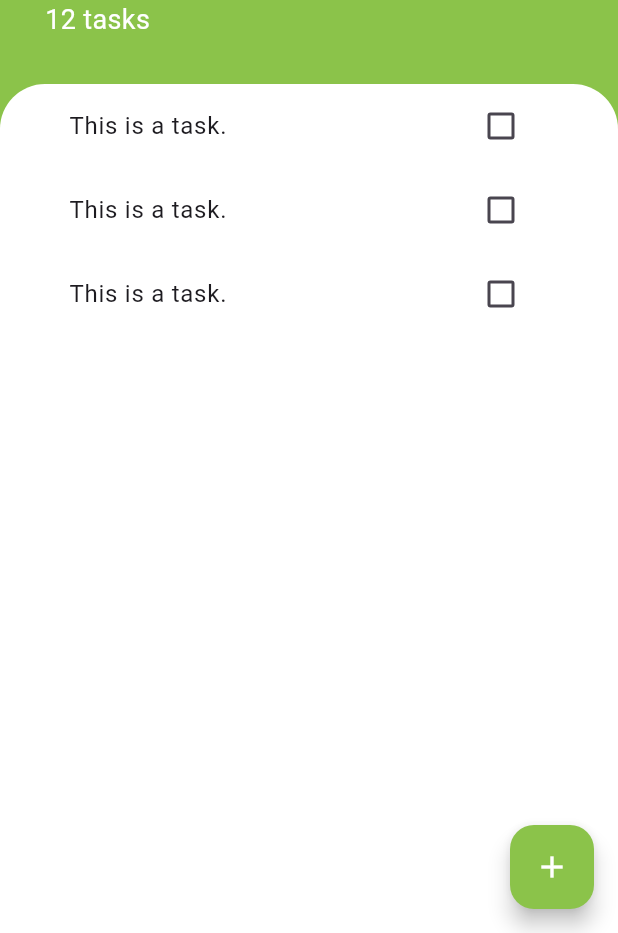
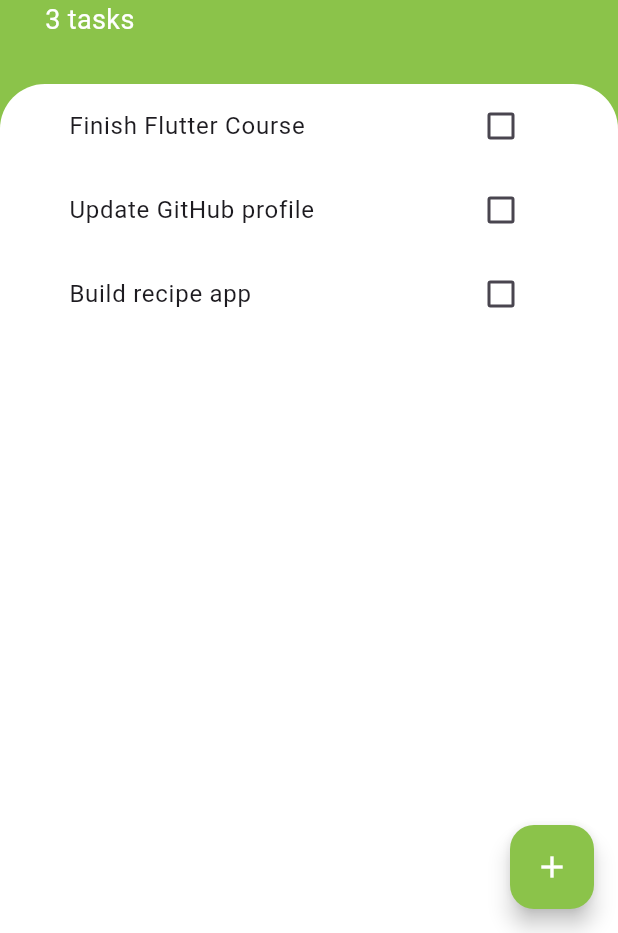
Before and after one commit to murphy-aaron/todo_flutter, a Flutter app: the screen it shows after launch, on a phone screen of 412 x 824 dp, the part 303-1236 px from its top. Run offline on Flutter 3.47's test engine with Material 3 defaults, Android fonts, the phone set to English and light mode, and no system bars.

Commit message:
Implemented new task creation

```diff
--- a/lib/components/task_tile.dart
+++ b/lib/components/task_tile.dart
@@ -1,56 +1,26 @@
 import 'package:flutter/material.dart';
 
-class TaskTile extends StatefulWidget {
+class TaskTile extends StatelessWidget {
+  const TaskTile({required this.taskTitle, this.isChecked = false, required this.checkboxCallback});
 
-  TaskTile({super.key});
-
-  @override
-  State<TaskTile> createState() => _TaskTileState();
-}
-
-class _TaskTileState extends State<TaskTile> {
-
-  bool isChecked = false;
-
-  void checkboxCallback(bool? newValue) {
-    setState(() {
-      isChecked = newValue ?? true;
-    });
-  }
+  final String taskTitle;
+  final bool isChecked;
+  final Function(bool?) checkboxCallback;
 
   @override
   Widget build(BuildContext context) {
     return ListTile(
         title: Text(
-          'This is a task.',
+          taskTitle,
           style: TextStyle(
-            decoration: isChecked ? TextDecoration.lineThrough : TextDecoration.none
+              decoration: isChecked ? TextDecoration.lineThrough : TextDecoration.none
           ),
         ),
-        trailing: TaskCheckbox(
-          checkboxState: isChecked,
-          toggleCheckboxState: (bool? newValue) {
-            setState(() {
-              isChecked = newValue ?? true;
-            });
-          }
+        trailing: Checkbox(
+            activeColor: Colors.lightGreen,
+            value: isChecked,
+            onChanged: checkboxCallback
         )
     );
   }
 }
-
-class TaskCheckbox extends StatelessWidget {
-  const TaskCheckbox({required this.checkboxState, required this.toggleCheckboxState});
-
-  final bool checkboxState;
-  final Function(bool?) toggleCheckboxState;
-
-  @override
-  Widget build(BuildContext context) {
-    return Checkbox(
-      activeColor: Colors.lightGreen,
-      value: checkboxState,
-      onChanged: toggleCheckboxState
-  );
-  }
-}
--- a/lib/components/tasks_list.dart
+++ b/lib/components/tasks_list.dart
@@ -1,17 +1,55 @@
 import 'package:flutter/material.dart';
+import '../model/task.dart';
 import 'task_tile.dart';
 
-class TasksList extends StatelessWidget {
-  const TasksList({super.key});
+class TasksList extends StatefulWidget {
+  const TasksList({required this.tasks});
+
+  final List<Task> tasks;
+
+  @override
+  State<TasksList> createState() => _TasksListState();
+}
+
+class _TasksListState extends State<TasksList> {
 
   @override
   Widget build(BuildContext context) {
-    return ListView(
-      children: [
-        TaskTile(),
-        TaskTile(),
-        TaskTile()
-      ],
+    return ListView.builder(
+      itemBuilder: (context, index) {
+        return TaskTile(
+          taskTitle: widget.tasks[index].name,
+          isChecked: widget.tasks[index].isDone,
+          checkboxCallback: (checkboxState) {
+            setState(() {
+              widget.tasks[index].toggleDone();
+            });
+          }
+        );
+      },
+      itemCount: widget.tasks.length
     );
   }
 }
+
+// class TasksList extends StatelessWidget {
+//   const TasksList({super.key});
+//
+//   @override
+//   Widget build(BuildContext context) {
+//     return ListView.builder(
+//         itemBuilder: (context, index) {
+//           return TaskTile(
+//               taskTitle: tasks[index].name,
+//               isChecked: tasks[index].isDone,
+//               checkboxCallback: (checkboxState) {
+//                 setState(() {
+//                   tasks[index].toggleDone();
+//                 });
+//               }
+//           );
+//         },
+//         itemCount: tasks.length
+//     );
+//   }
+// }
--- /dev/null
+++ b/lib/model/task.dart
@@ -0,0 +1,11 @@
+class Task {
+
+  final String name;
+  bool isDone;
+
+  Task({required this.name, this.isDone = false});
+
+  void toggleDone() {
+    isDone = !isDone;
+  }
+}
--- a/lib/screens/add_task_screen.dart
+++ b/lib/screens/add_task_screen.dart
@@ -1,10 +1,15 @@
 import 'package:flutter/material.dart';
 
 class AddTaskScreen extends StatelessWidget {
-  const AddTaskScreen({super.key});
+  const AddTaskScreen({required this.addTask});
+
+  final void Function(String) addTask;
 
   @override
   Widget build(BuildContext context) {
+
+    String taskTitle = '';
+
     return Container(
       padding: EdgeInsets.all(20.0),
       child: Column(
@@ -18,6 +23,9 @@ class AddTaskScreen extends StatelessWidget {
             ),
           ),
           TextField(
+            onChanged: (value) {
+              taskTitle = value;
+            },
             autofocus: true,
             textAlign: TextAlign.center,
             decoration: InputDecoration(
@@ -40,7 +48,8 @@ class AddTaskScreen extends StatelessWidget {
             width: 200.0,
             child: TextButton(
               onPressed: () {
-
+                addTask(taskTitle);
+                Navigator.pop(context);
               },
               style: TextButton.styleFrom(
                 backgroundColor: Colors.lightGreen,
--- a/lib/screens/tasks_screen.dart
+++ b/lib/screens/tasks_screen.dart
@@ -2,9 +2,104 @@ import 'package:flutter/material.dart';
 import 'package:todo_flutter/screens/add_task_screen.dart';
 
 import '../components/tasks_list.dart';
+import '../model/task.dart';
 
-class TasksScreen extends StatelessWidget {
+// class TasksScreen extends StatelessWidget {
+//   const TasksScreen({super.key});
+//
+//   @override
+//   Widget build(BuildContext context) {
+//     return Scaffold(
+//       backgroundColor: Colors.lightGreen,
+//       floatingActionButton: FloatingActionButton(
+//         backgroundColor: Colors.lightGreen,
+//         child: Icon(
+//           Icons.add,
+//           color: Colors.white,
+//         ),
+//         onPressed: () {
+//           showModalBottomSheet(
+//               context: context,
+//               isScrollControlled: true,
+//               builder: (context) => SingleChildScrollView(
+//                 child: Container(
+//                   padding: EdgeInsets.only(bottom: MediaQuery.of(context).viewInsets.bottom),
+//                   child: AddTaskScreen(),
+//                 ),
+//               ),
+//               shape: RoundedRectangleBorder(borderRadius: BorderRadius.only(
+//                 topLeft: Radius.circular(30.0),
+//                 topRight: Radius.circular(30.0)
+//               )
+//           ));
+//         },
+//       ),
+//       body: Column(
+//         crossAxisAlignment: CrossAxisAlignment.start,
+//         children: [
+//           Container(
+//             padding: EdgeInsets.only(top: 60.0, left: 30.0, right: 30.0, bottom: 30.0),
+//             child: Column(
+//               crossAxisAlignment: CrossAxisAlignment.start,
+//               children: [
+//                 CircleAvatar(
+//                   radius: 30.0,
+//                   backgroundColor: Colors.white,
+//                     child: Icon(
+//                       Icons.list,
+//                       color: Colors.lightGreen,
+//                       size: 30.0,
+//                     )
+//                 ),
+//                 SizedBox(height: 10.0),
+//                 Text(
+//                   'Todo',
+//                   style: TextStyle(
+//                     color: Colors.white,
+//                     fontSize: 50.0,
+//                     fontWeight: FontWeight.w700
+//                   ),
+//                 ),
+//                 Text(
+//                   '12 tasks',
+//                   style: TextStyle(
+//                     color: Colors.white,
+//                     fontSize: 18.0
+//                   ),
+//                 ),
+//               ],
+//             ),
+//           ),
+//           Expanded(
+//             child: Container(
+//               padding: EdgeInsets.symmetric(horizontal: 30.0),
+//               decoration: BoxDecoration(
+//                   color: Colors.white,
+//                   borderRadius: BorderRadius.only(topLeft: Radius.circular(30.0), topRight: Radius.circular(30.0))
+//               ),
+//               child: TasksList()
+//             ),
+//           )
+//         ],
+//       ),
+//     );
+//   }
+// }
+
+class TasksScreen extends StatefulWidget {
   const TasksScreen({super.key});
+
+  @override
+  State<TasksScreen> createState() => _TasksScreenState();
+}
+
+class _TasksScreenState extends State<TasksScreen> {
+
+  List<Task> tasks = [
+    Task(name: 'Finish Flutter Course'),
+    Task(name: 'Update GitHub profile'),
+    Task(name: 'Build recipe app'),
+  ];
 
   @override
   Widget build(BuildContext context) {
@@ -23,7 +118,15 @@ class TasksScreen extends StatelessWidget {
               builder: (context) => SingleChildScrollView(
                 child: Container(
                   padding: EdgeInsets.only(bottom: MediaQuery.of(context).viewInsets.bottom),
-                  child: AddTaskScreen(),
+                  child: AddTaskScreen(
+                    addTask: (String taskTitle) {
+                      if (taskTitle != '') {
+                        setState(() {
+                          tasks.add(Task(name: taskTitle));
+                        });
+                      }
+                    },
+                  ),
                 ),
               ),
               shape: RoundedRectangleBorder(borderRadius: BorderRadius.only(
@@ -60,7 +163,7 @@ class TasksScreen extends StatelessWidget {
                   ),
                 ),
                 Text(
-                  '12 tasks',
+                  '${tasks.length} tasks',
                   style: TextStyle(
                       color: Colors.white,
                       fontSize: 18.0
@@ -76,7 +179,7 @@ class TasksScreen extends StatelessWidget {
                     color: Colors.white,
                     borderRadius: BorderRadius.only(topLeft: Radius.circular(30.0), topRight: Radius.circular(30.0))
                 ),
-              child: TasksList()
+                child: TasksList(tasks: tasks)
             ),
           )
         ],
```
Lines whose indentation alone changed are shown as unchanged.
